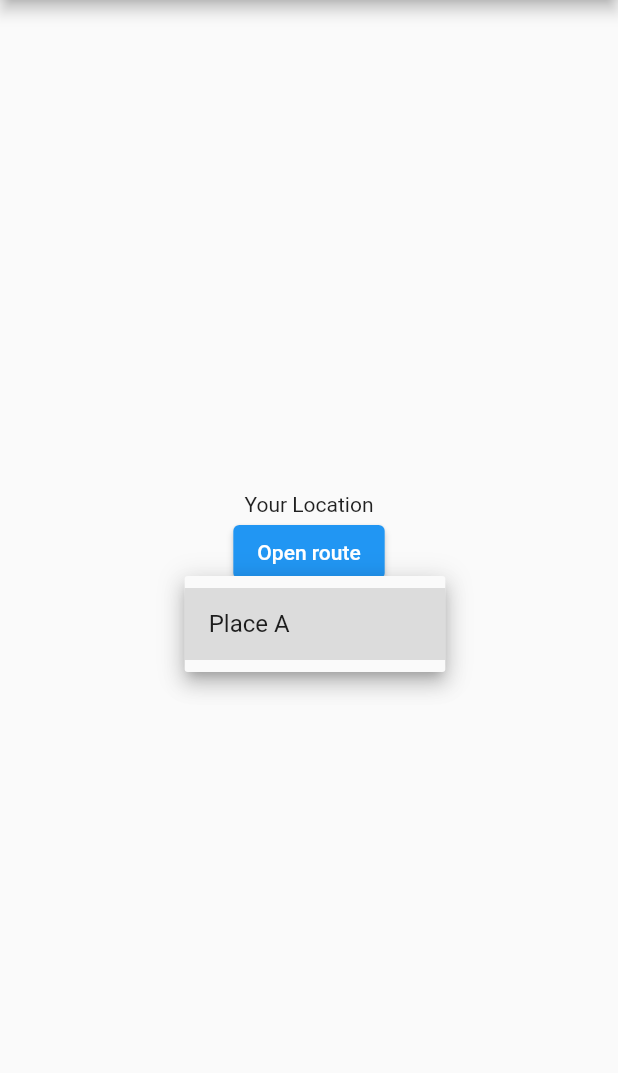
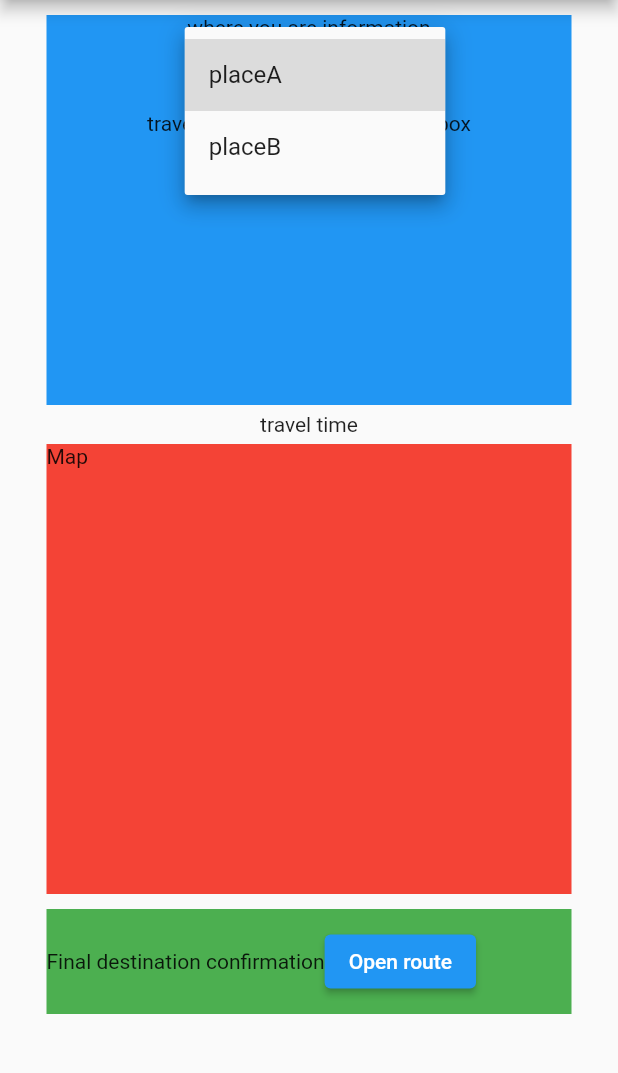
Before and after one commit to RIT-New-Media-Capstone/ARchitect-ARrow, a Flutter app: the screen it shows after launch, after a tap on "Select Location", on a phone screen of 412 x 824 dp, the part 84-1157 px from its top. Run offline on Flutter 3.47's test engine with Material 2 defaults, Android fonts, the phone set to English and light mode, and no system bars.

Commit message:
Rough Screen UI Layout
Drop down no longer works as it has been shifted over to a class

```diff
--- a/arrow/lib/main.dart
+++ b/arrow/lib/main.dart
@@ -54,7 +54,10 @@ class _MyHomePageState extends State<MyHomePage> {
 
   @override
   Widget build(BuildContext context) {
-    List<Locations> _locations = [Locations.placeA,];
+    List<Locations> _locations = [
+      new Locations("placeA", 300, 400),
+      new Locations("placeB", 100, 400)
+    ];
 
     if (_selectedLocation == null) {
       _dropdownHintText = 'Select Location';
@@ -68,14 +71,20 @@ class _MyHomePageState extends State<MyHomePage> {
       ),
       body: Center(
         child: Column(
-          mainAxisAlignment: MainAxisAlignment.center,
+          mainAxisAlignment: MainAxisAlignment.start,
+          crossAxisAlignment: CrossAxisAlignment.center,
+          children: <Widget>[
+            Container(
+              height: 260,
+              width: 350,
+              margin: const EdgeInsets.fromLTRB(10, 10, 10, 5),
+              color: Colors.blue,
+              child: Column(
+                mainAxisAlignment: MainAxisAlignment.start,
+                crossAxisAlignment: CrossAxisAlignment.center,
                 children: <Widget>[
                   const Text(
-              'Your Location',
-            ),
-            ElevatedButton(
-              onPressed: () {},
-              child: const Text('Open route'),
+                    'where you are information',
                   ),
                   DropdownButton<Locations>(
                     value: _selectedLocation,
@@ -92,7 +101,41 @@ class _MyHomePageState extends State<MyHomePage> {
                         debugPrint('Value Changed: ${value?.place}');
                       });
                     },
-            )
+                  ),
+                  const Text(
+                    'travel type to destination checkbox',
+                  ),
+                ],
+              ),
+            ),
+            const Text(
+              'travel time',
+            ),
+            Container(
+              height: 300,
+              width: 350,
+              margin: const EdgeInsets.fromLTRB(10, 5, 10, 5),
+              color: Colors.red,
+              child: const Text(
+                'Map',
+              ),
+            ),
+            Container(
+                height: 70,
+                width: 350,
+                margin: const EdgeInsets.fromLTRB(10, 5, 10, 5),
+                color: Colors.green,
+                child: Row(
+                  children: [
+                    const Text(
+                      'Final destination confirmation',
+                    ),
+                    ElevatedButton(
+                      onPressed: () {},
+                      child: const Text('Open route'),
+                    ),
+                  ],
+                )),
           ],
         ),
       ),
@@ -100,13 +143,19 @@ class _MyHomePageState extends State<MyHomePage> {
   }
 }
 
-
-
-enum Locations {
-  placeA('Place A', 250, 100);
-
-  const Locations(this.place, this.lat, this.long);
+class Locations {
   final String place;
   final double lat;
   final double long;
+
+  Locations(this.place, this.lat, this.long);
 }
+// enum Locations {
+//   placeA('Place A', 250, 100);
+
+
+//   const Locations(this.place, this.lat, this.long);
+//   final String place;
+//   final double lat;
+//   final double long;
+// }
```
Lines whose indentation alone changed are shown as unchanged.
